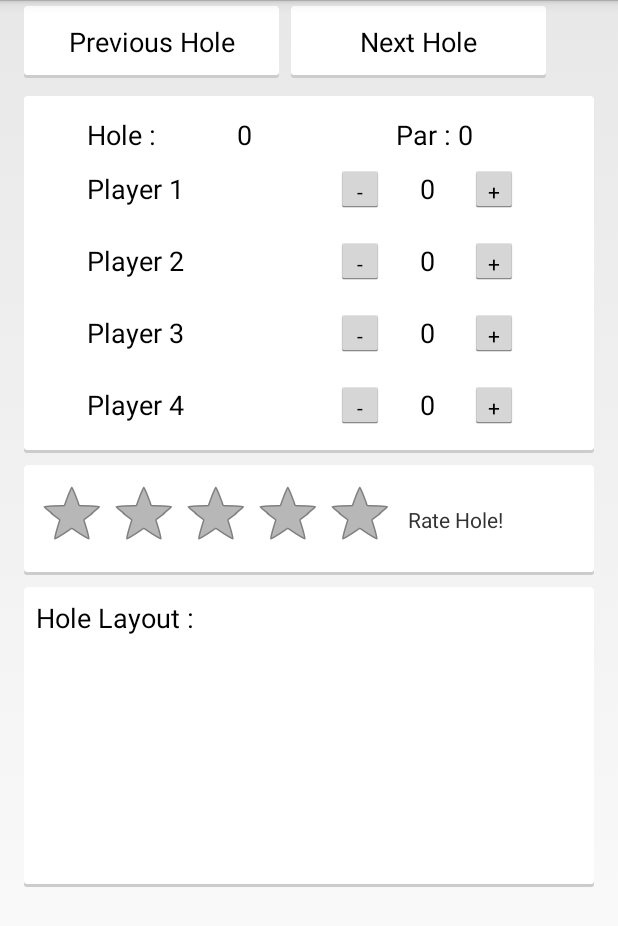
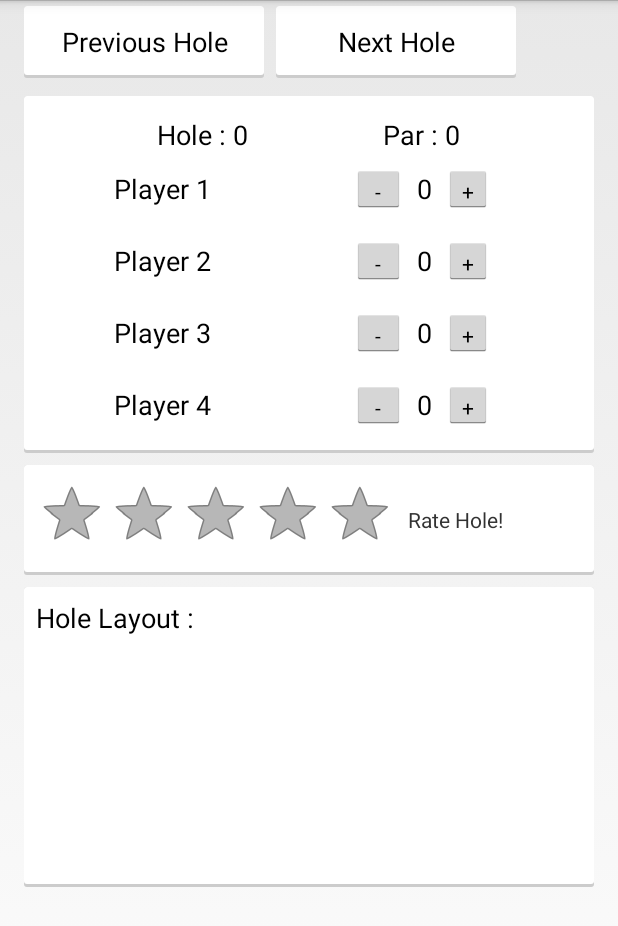
Before and after one commit to lame/FrisbeeGolfApp, an Android app: the layout course.xml on its own in the app's theme, with its tools: preview values and no code run, on a phone screen of 412 x 824 dp. Shown: the top 926 px of the screen. Run offline under Robolectric (Android 15) with nearby library versions, the phone set to English and light mode, and no system bars.

```diff
--- a/FrisbeeGolf/app/src/main/java/edu/fsu/cs/BadAssTeam/SpecialK/frisbeegolf/Player.java
+++ b/FrisbeeGolf/app/src/main/java/edu/fsu/cs/BadAssTeam/SpecialK/frisbeegolf/Player.java
@@ -85,7 +85,7 @@ public class Player{
                 System.out.printf("Hole %d Par is %d\n\n", j, par);
                 System.out.printf("Player %d Putts for hole %d: ",i, j );
                 putts = in.nextInt();
-                ll.set(i.playerPutts[j], (int) putts);
+                //ll.set(i.playerPutts[j], (int) putts);
 
                 System.out.printf("\n\n");
             }
@@ -94,7 +94,7 @@ public class Player{
 
             for(int i = 0; i < playerNum; ++i){
                 for(int k=0; k < holeCount; ++k){
-                    score += ll.get(i.playerPutts[k]);
+                   // score += ll.get(i.playerPutts[k]);
                 }
                 score = score - parSum;
                 System.out.printf("Player %d Score: %d",i, score);
--- a/FrisbeeGolf/app/src/main/res/layout/activity_main.xml
+++ b/FrisbeeGolf/app/src/main/res/layout/activity_main.xml
@@ -54,7 +54,7 @@
             android:textAppearance="?android:attr/textAppearanceSmall"
             android:text="DGolf v1.0"
             android:id="@+id/version"
-            android:layout_below="@+id/start"
+            android:layout_below="@+id/previous"
             android:gravity="center_horizontal"
             android:layout_marginBottom="10dp"
             android:singleLine="true" />
--- a/FrisbeeGolf/app/src/main/res/layout/course.xml
+++ b/FrisbeeGolf/app/src/main/res/layout/course.xml
@@ -32,10 +32,10 @@
                 android:baselineAligned="false">
 
                 <Button
-                    android:layout_width="170dp"
+                    android:layout_width="160dp"
                     android:layout_height="wrap_content"
                     android:text="Previous Hole"
-                    android:id="@+id/start"
+                    android:id="@+id/previous"
                     android:contentDescription="Start Game"
                     android:layout_marginBottom="4dp"
                     android:background="@drawable/bg_card"
@@ -45,10 +45,10 @@
                     android:layout_marginRight="4dp" />
 
                 <Button
-                    android:layout_width="170dp"
+                    android:layout_width="160dp"
                     android:layout_height="wrap_content"
                     android:text="Next Hole"
-                    android:id="@+id/button"
+                    android:id="@+id/next"
                     android:contentDescription="Start Game"
                     android:layout_marginBottom="4dp"
                     android:background="@drawable/bg_card"
@@ -74,27 +74,30 @@
                     android:layout_marginTop="5dp"
                     android:gravity="center_horizontal" >
 
+                    <LinearLayout
+                        android:orientation="horizontal"
+                        android:layout_width="wrap_content"
+                        android:layout_height="wrap_content">
+
                         <TextView
-                        android:layout_width="25dp"
+                            android:layout_width="wrap_content"
                             android:layout_height="wrap_content"
                             android:textAppearance="?android:attr/textAppearanceMedium"
                             android:text="Hole : "
                             android:id="@+id/title_hole" />
 
                         <TextView
-                        android:layout_width="58dp"
+                            android:layout_width="100dp"
                             android:layout_height="wrap_content"
                             android:textAppearance="?android:attr/textAppearanceMedium"
                             android:text="0 "
                             android:id="@+id/hole_Num" />
+                    </LinearLayout>
 
-                    <TextView
-                        android:layout_width="wrap_content"
-                        android:layout_height="8dp"
-                        android:textAppearance="?android:attr/textAppearanceMedium"
-                        android:text=" "
-                        android:id="@+id/textView17"
-                        android:singleLine="true" />
+                    <LinearLayout
+                        android:orientation="horizontal"
+                        android:layout_width="fill_parent"
+                        android:layout_height="fill_parent">
 
                         <TextView
                             android:layout_width="wrap_content"
@@ -109,6 +112,8 @@
                             android:textAppearance="?android:attr/textAppearanceMedium"
                             android:text="0"
                             android:id="@+id/par_Num" />
+                    </LinearLayout>
+
                 </TableRow>
 
                 <TableRow
@@ -124,14 +129,6 @@
                         android:textAppearance="?android:attr/textAppearanceMedium"
                         android:text="Player 1"
                         android:id="@+id/p1_Name" />
-
-                    <TextView
-                        android:layout_width="wrap_content"
-                        android:layout_height="8dp"
-                        android:textAppearance="?android:attr/textAppearanceMedium"
-                        android:text=" "
-                        android:id="@+id/space"
-                        android:singleLine="true" />
 
                     <Button
                         style="?android:attr/buttonStyleSmall"
@@ -154,7 +151,7 @@
                         android:layout_width="32dp"
                         android:layout_height="32dp"
                         android:text="+"
-                        android:id="@+id/p1add"
+                        android:id="@+id/p1plus"
                         android:layout_margin="8dp" />
                 </TableRow>
 
@@ -171,14 +168,6 @@
                         android:textAppearance="?android:attr/textAppearanceMedium"
                         android:text="Player 2"
                         android:id="@+id/p2_Name" />
-
-                    <TextView
-                        android:layout_width="wrap_content"
-                        android:layout_height="8dp"
-                        android:textAppearance="?android:attr/textAppearanceMedium"
-                        android:text=" "
-                        android:id="@+id/textView13"
-                        android:singleLine="true" />
 
                     <Button
                         style="?android:attr/buttonStyleSmall"
@@ -219,14 +208,6 @@
                         android:text="Player 3"
                         android:id="@+id/p3_Name" />
 
-                    <TextView
-                        android:layout_width="wrap_content"
-                        android:layout_height="8dp"
-                        android:textAppearance="?android:attr/textAppearanceMedium"
-                        android:text=" "
-                        android:id="@+id/spacer"
-                        android:singleLine="true" />
-
                     <Button
                         style="?android:attr/buttonStyleSmall"
                         android:layout_width="32dp"
@@ -240,7 +221,7 @@
                         android:layout_height="wrap_content"
                         android:textAppearance="?android:attr/textAppearanceMedium"
                         android:text="0"
-                        android:id="@+id/textView8"
+                        android:id="@+id/p3_throw"
                         android:gravity="center_horizontal" />
 
                     <Button
@@ -266,14 +247,6 @@
                         android:text="Player 4"
                         android:id="@+id/p4_Name" />
 
-                    <TextView
-                        android:layout_width="wrap_content"
-                        android:layout_height="8dp"
-                        android:textAppearance="?android:attr/textAppearanceMedium"
-                        android:text=" "
-                        android:id="@+id/textView15"
-                        android:singleLine="true" />
-
                     <Button
                         style="?android:attr/buttonStyleSmall"
                         android:layout_width="32dp"
@@ -287,7 +260,7 @@
                         android:layout_height="wrap_content"
                         android:textAppearance="?android:attr/textAppearanceMedium"
                         android:text="0"
-                        android:id="@+id/textView10"
+                        android:id="@+id/p4_throw"
                         android:gravity="center_horizontal" />
 
                     <Button
```
Also changed, not shown: FrisbeeGolf/app/src/main/java/edu/fsu/cs/BadAssTeam/SpecialK/frisbeegolf/Game.java (+137 -0 lines), FrisbeeGolf/app/src/main/java/edu/fsu/cs/BadAssTeam/SpecialK/frisbeegolf/Setup.java (+9 -9 lines), FrisbeeGolf/app/src/main/res/layout/config.xml (+9 -9 lines). Lines whose indentation alone changed are shown as unchanged.
